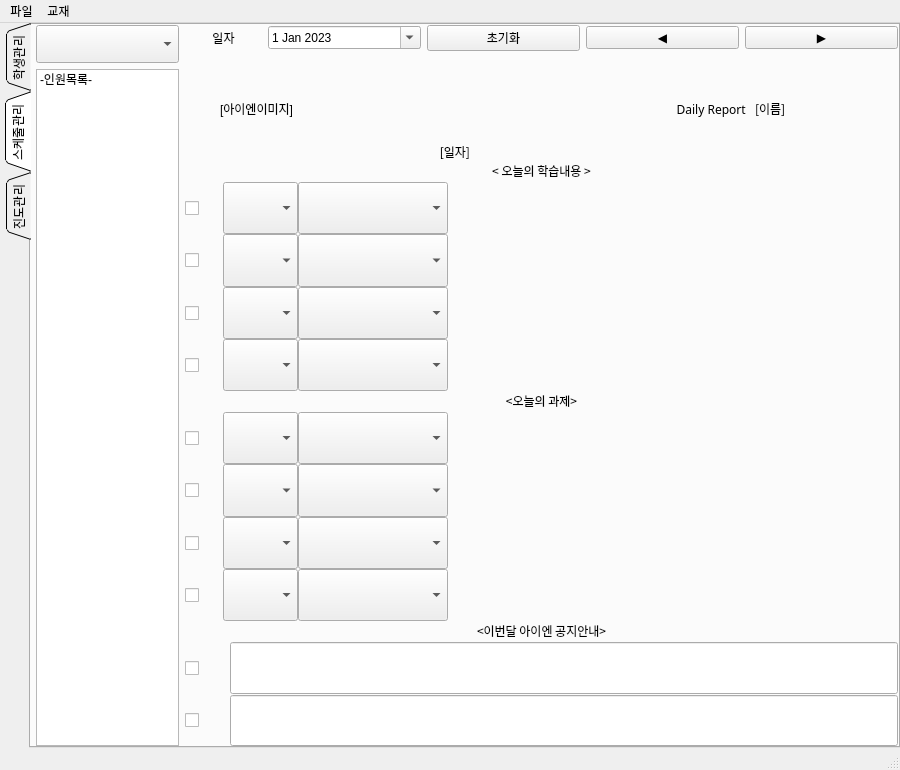
This is pyqt_ui/main.ui in jiseok7620/student-schedule-management as Qt 5 draws it before an edit. The edited form follows.
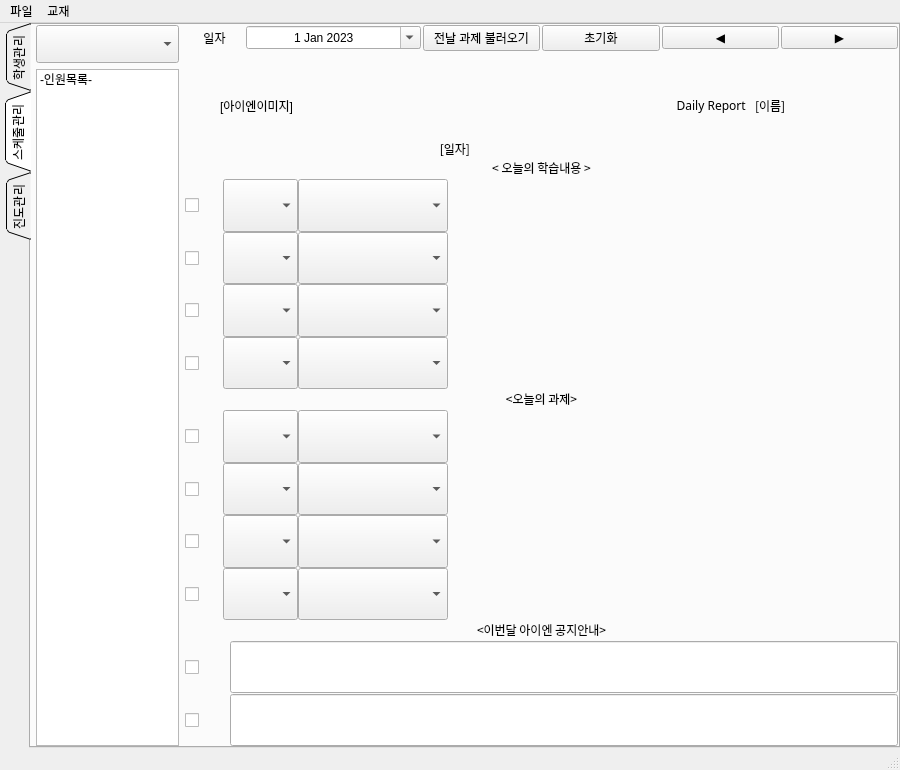
This is the edited form.

```diff
--- a/pyqt_ui/main.ui
+++ b/pyqt_ui/main.ui
@@ -311,6 +311,9 @@
             </item>
             <item>
              <layout class="QVBoxLayout" name="verticalLayout_3" stretch="1,50">
+              <property name="spacing">
+               <number>2</number>
+              </property>
               <property name="leftMargin">
                <number>0</number>
               </property>
@@ -321,7 +324,7 @@
                <number>0</number>
               </property>
               <item>
-               <layout class="QHBoxLayout" name="horizontalLayout_4" stretch="1,2,2,2,2">
+               <layout class="QHBoxLayout" name="horizontalLayout_4" stretch="1,3,2,2,2,2">
                 <item>
                  <widget class="QLabel" name="label_4">
                   <property name="text">
@@ -334,6 +337,9 @@
                 </item>
                 <item>
                  <widget class="QDateEdit" name="dateEdit">
+                  <property name="alignment">
+                   <set>Qt::AlignCenter</set>
+                  </property>
                   <property name="dateTime">
                    <datetime>
                     <hour>0</hour>
@@ -352,6 +358,13 @@
                   </property>
                  </widget>
                 </item>
+                <item>
+                 <widget class="QPushButton" name="btnYesterday">
+                  <property name="text">
+                   <string>전날 과제 불러오기</string>
+                  </property>
+                 </widget>
+                </item>
                 <item>
                  <widget class="QPushButton" name="btnClear">
                   <property name="text">
```
